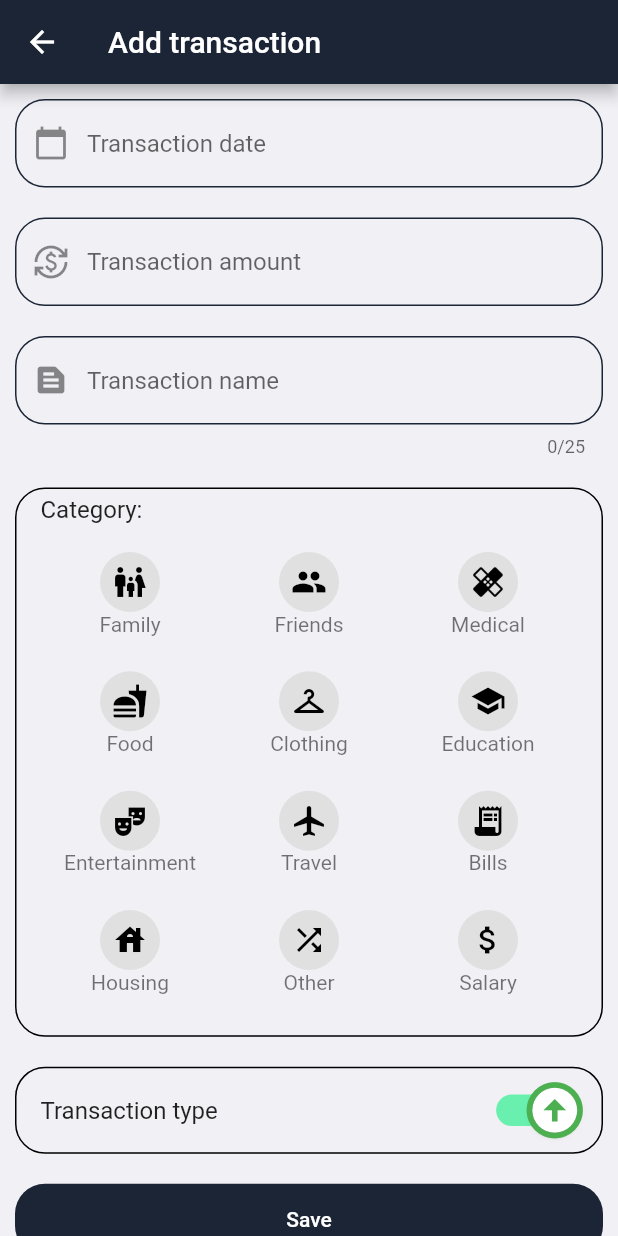
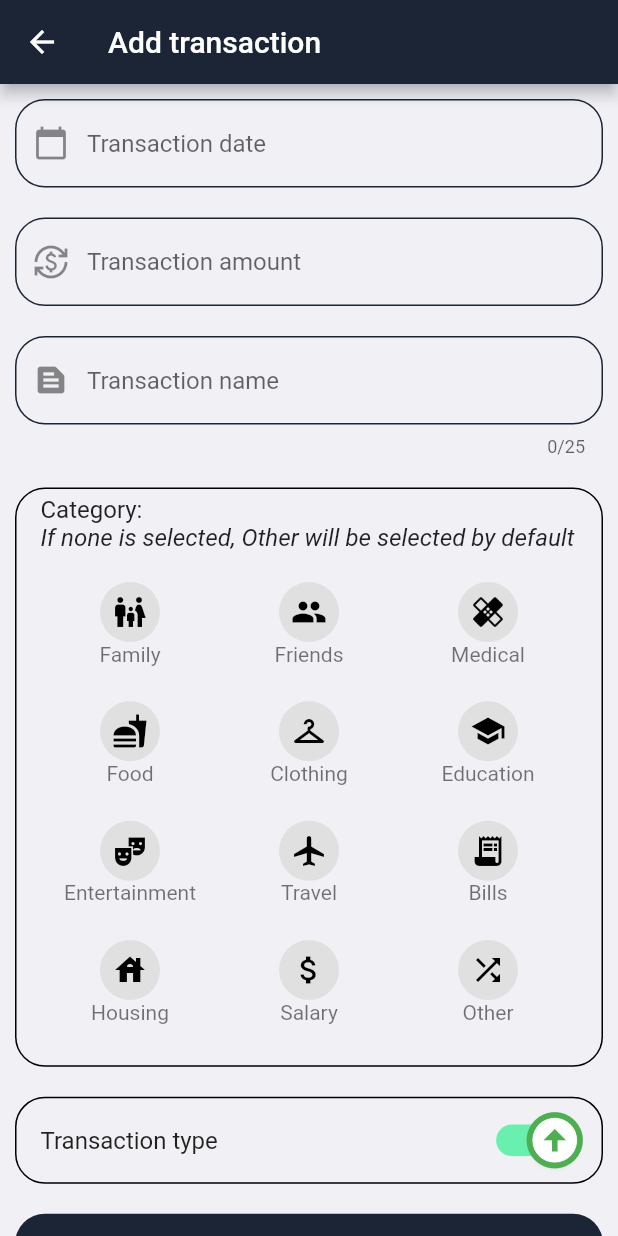
Before and after one commit to Aswatth/myCashFlow, a Flutter app: the AddTransactionPage screen opened directly, on a phone screen of 412 x 824 dp. Run offline on Flutter 3.47's test engine with Material 2 defaults, Android fonts, the phone set to English and light mode, and no system bars; drawn by our look-alikes of date_time_picker; our stand-ins replace sqflite; accounts and stored records are empty.

Commit message:
Logic change to category
Category: Other will be selected by default if none is selected

```diff
--- a/lib/pages/add-transaction-page.dart
+++ b/lib/pages/add-transaction-page.dart
@@ -32,7 +32,9 @@ class _AddTransactionPageState extends State<AddTransactionPage> {
 
     transactionModel.transactionType = _selectedTransactionType;
 
-    transactionModel.category = _selectedIndex != -1?_categoryNameList[_selectedIndex]:"";
+    transactionModel.category = _selectedIndex != -1
+        ? _categoryNameList[_selectedIndex]
+        : _categoryNameList[_categoryNameList.length - 1];
     transactionModel.accountId = selectedAccountId;
 
     //print(transactionModel.toJson());
@@ -72,8 +74,8 @@ class _AddTransactionPageState extends State<AddTransactionPage> {
       "Travel",
       "Bills",
       "Housing",
-      "Other",
-      "Salary"
+      "Salary",
+      "Other"
     ];
 
     _categoryIconList = [
@@ -87,8 +89,8 @@ class _AddTransactionPageState extends State<AddTransactionPage> {
       Icons.airplanemode_active,
       Icons.receipt_long,
       Icons.house,
-      Icons.shuffle,
-      Icons.attach_money
+      Icons.attach_money,
+      Icons.shuffle
     ];
 
     _isSelectedList = List.generate(_categoryNameList.length, (index) => false);
@@ -215,7 +217,17 @@ class _AddTransactionPageState extends State<AddTransactionPage> {
             shape: RoundedRectangleBorder(
                 side: BorderSide(width: 1),
                 borderRadius: BorderRadius.circular(20.0)),
-              title: Text("Category:\n"),
+            title: Column(
+              crossAxisAlignment: CrossAxisAlignment.start,
+              children: [
+                Text("Category:"),
+                Text(
+                  "If none is selected, Other will be selected by default",
+                  style: TextStyle(fontStyle: FontStyle.italic),
+                ),
+                SizedBox(height: 20,)
+              ],
+            ),
             subtitle: GridView.count(
               physics: NeverScrollableScrollPhysics(),
               shrinkWrap: true,
@@ -227,13 +239,14 @@ class _AddTransactionPageState extends State<AddTransactionPage> {
                     onTap: () {
                       setState(() {
                         //Deselect all
-                        _isSelectedList = List.generate(_isSelectedList.length, (index) => false);
+                        _isSelectedList = List.generate(
+                            _isSelectedList.length, (index) => false);
 
                         //Select only one
                         _isSelectedList[index] = !_isSelectedList[index];
 
                         //Save the selected index
-                        if(_isSelectedList[index]){
+                        if (_isSelectedList[index]) {
                           _selectedIndex = index;
                         }
                       });
@@ -243,20 +256,20 @@ class _AddTransactionPageState extends State<AddTransactionPage> {
                         CircleAvatar(
                           child: Icon(
                             _categoryIconList[index],
-                            color:_isSelectedList[index]
-                                ?Colors.white
-                                :Colors.black,
+                            color: _isSelectedList[index]
+                                ? Colors.white
+                                : Colors.black,
                           ),
                           backgroundColor: _isSelectedList[index]
-                              ?const Color(0xFF1C2536)
-                              :Colors.grey[300],
+                              ? const Color(0xFF1C2536)
+                              : Colors.grey[300],
                         ),
                         Text(e),
                       ],
-                    )
-                  );
+                    ));
               }).toList(),
-              ),),
+            ),
+          ),
           ListTile(
             shape: RoundedRectangleBorder(
                 side: BorderSide(width: 1),
```
Lines whose indentation alone changed are shown as unchanged.
